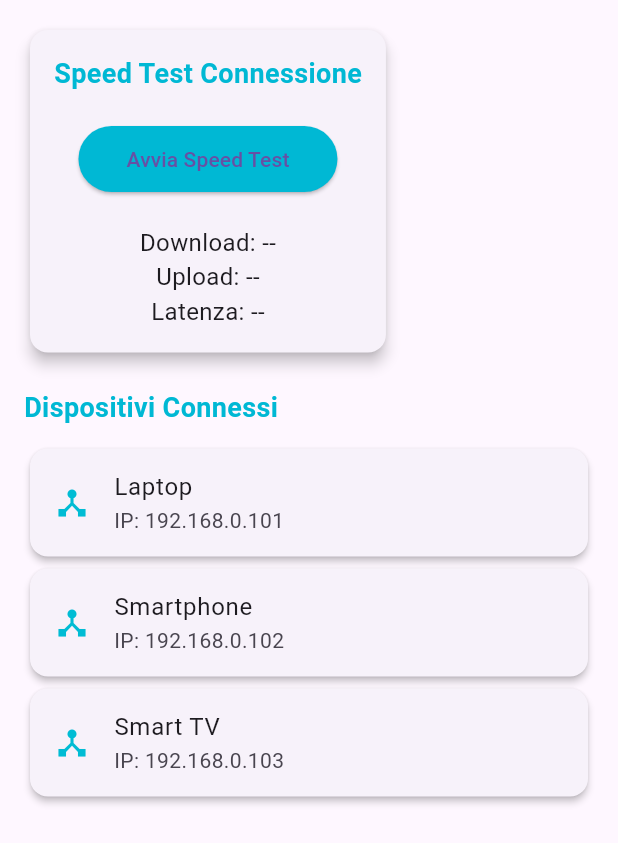
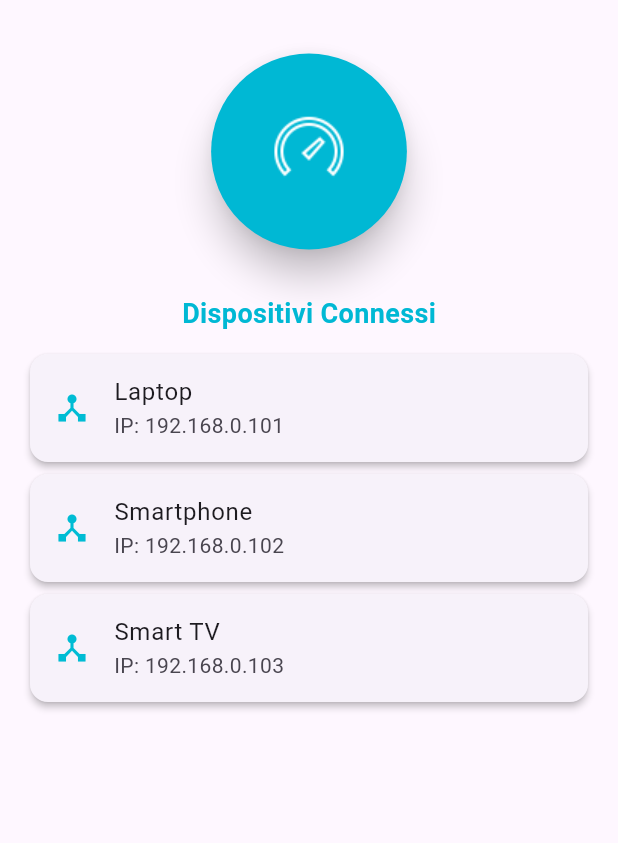
Before and after one commit to DefNet-Enterprise-Mobile-Application/EMAD2024-25-_DefNet-Front-End, a Flutter app: the DashboardScreen screen opened directly, on a phone screen of 412 x 824 dp. Shown: the top 843 px of the screen. Run offline on Flutter 3.47's test engine with Material 3 defaults, Android fonts, the phone set to English and light mode, and no system bars; our stand-ins replace curved_navigation_bar, flutter_dotenv, flutter_secure_storage, flutter_svg, font_awesome_flutter, get_it and 2 more; accounts and stored records are empty.

Commit message:
visualizzazione corretta dello speed test

```diff
--- /dev/null
+++ b/devtools_options.yaml
@@ -0,0 +1,3 @@
+description: This file stores settings for Dart & Flutter DevTools.
+documentation: https://docs.flutter.dev/tools/devtools/extensions#configure-extension-enablement-states
+extensions:
--- a/lib/screens/Home/dash_board.dart
+++ b/lib/screens/Home/dash_board.dart
@@ -1,6 +1,6 @@
 import 'dart:async';
+import 'package:defnet_front_end/screens/Home/speed_test_component.dart';
 import 'package:flutter/material.dart';
-import '../../shared/components/shape_lines/ellipse_custom.dart';
 
 class DashboardScreen extends StatefulWidget {
   const DashboardScreen({super.key});
@@ -9,12 +9,11 @@ class DashboardScreen extends StatefulWidget {
   State<DashboardScreen> createState() => _DashboardScreenState();
 }
 
-class _DashboardScreenState extends State<DashboardScreen> {
-  // Variabili per lo stato dello speed test
-  bool _isTesting = false;
-  String _downloadSpeed = "--";
-  String _uploadSpeed = "--";
-  String _latency = "--";
+class _DashboardScreenState extends State<DashboardScreen>
+    with SingleTickerProviderStateMixin {
+  // Controller per l'animazione del pulsante
+  late final AnimationController _animationController;
+  late final Animation<double> _pulseAnimation;
 
   // Lista di dispositivi connessi
   final List<Map<String, String>> _connectedDevices = [
@@ -23,91 +22,86 @@ class _DashboardScreenState extends State<DashboardScreen> {
     {"name": "Smart TV", "ip": "192.168.0.103"},
   ];
 
-  // Simula lo speed test
-  Future<void> _startSpeedTest() async {
-    setState(() {
-      _isTesting = true;
-      _downloadSpeed = "--";
-      _uploadSpeed = "--";
-      _latency = "--";
-    });
+  @override
+  void initState() {
+    super.initState();
 
-    await Future.delayed(const Duration(seconds: 2)); // Simula il tempo del test
+    // Inizializza l'animazione pulsante
+    _animationController = AnimationController(
+      vsync: this,
+      duration: const Duration(seconds: 1),
+    )..repeat(reverse: true);
 
-    setState(() {
-      _isTesting = false;
-      _downloadSpeed = "85 Mbps"; // Valore simulato
-      _uploadSpeed = "30 Mbps";  // Valore simulato
-      _latency = "12 ms";       // Valore simulato
-    });
+    // Inizializza l'animazione pulse
+    _pulseAnimation = Tween<double>(begin: 1.0, end: 1.2).animate(
+      CurvedAnimation(
+        parent: _animationController,
+        curve: Curves.easeInOut,
+      ),
+    );
+  }
+
+  @override
+  void dispose() {
+    _animationController.dispose();
+    super.dispose();
   }
 
   @override
   Widget build(BuildContext context) {
     return Scaffold(
-      body: SingleChildScrollView(
-        padding: const EdgeInsets.all(16.0),
-        child: Column(
-          crossAxisAlignment: CrossAxisAlignment.start,
+      body: Stack(
         children: [
-            // Sezione dello Speed Test
-            Card(
-              elevation: 4,
-              shape: RoundedRectangleBorder(
-                borderRadius: BorderRadius.circular(12),
+          // Sfondo trasparente
+          Container(
+            color: Colors.transparent,
           ),
+
+          // Contenuto principale
+          SingleChildScrollView(
             child: Padding(
               padding: const EdgeInsets.all(16.0),
               child: Column(
+                crossAxisAlignment: CrossAxisAlignment.center,
                 children: [
-                    Text(
-                      "Speed Test Connessione",
-                      style: TextStyle(
-                        fontSize: 18,
-                        fontWeight: FontWeight.bold,
-                        color: Colors.cyanAccent.shade700,
+                  const SizedBox(height: 20),
+                  // Pulsante animato con immagine
+                  Center(
+                    child: ScaleTransition(
+                      scale: _pulseAnimation,
+                      child: ElevatedButton(
+                        onPressed: () {
+                          Navigator.push(
+                            context,
+                            MaterialPageRoute(
+                              builder: (context) => const SpeedTestWidget(),
                             ),
-                    ),
-                    const SizedBox(height: 20),
-                    ElevatedButton(
-                      onPressed: _isTesting ? null : _startSpeedTest,
+                          );
+                        },
                         style: ElevatedButton.styleFrom(
                           backgroundColor: Colors.cyanAccent.shade700,
-                        padding: const EdgeInsets.symmetric(
-                          horizontal: 32,
-                          vertical: 12,
+                          shape: const CircleBorder(),
+                          padding: const EdgeInsets.all(40),
+                          elevation: 10,
                         ),
-                        shape: RoundedRectangleBorder(
-                          borderRadius: BorderRadius.circular(24),
-                        ),
-                      ),
-                      child: _isTesting
-                          ? const CircularProgressIndicator(color: Colors.white)
-                          : const Text("Avvia Speed Test"),
-                    ),
-                    const SizedBox(height: 20),
-                    _isTesting
-                        ? const Text(
-                      "Esecuzione in corso...",
-                      style: TextStyle(fontSize: 16),
-                    )
-                        : Column(
+                        child: Column(
+                          mainAxisSize: MainAxisSize.min,
                           children: [
-                        Text("Download: $_downloadSpeed",
-                            style: const TextStyle(fontSize: 16)),
-                        Text("Upload: $_uploadSpeed",
-                            style: const TextStyle(fontSize: 16)),
-                        Text("Latenza: $_latency",
-                            style: const TextStyle(fontSize: 16)),
-                      ],
+                            // Logo personalizzato al posto dell'icona
+                            Image.asset(
+                              "lib/assets/button_image/speedtest.png", // Percorso del logo
+                              width: 50, // Dimensione del logo
+                              height: 50, // Dimensione del logo
                             ),
                           ],
                         ),
                       ),
                     ),
-            const SizedBox(height: 20),
+                  ),
 
-            // Sezione dei Dispositivi Connessi
+                  const SizedBox(height: 30),
+
+                  // Titolo dei dispositivi connessi
                   Text(
                     "Dispositivi Connessi",
                     style: TextStyle(
@@ -116,7 +110,10 @@ class _DashboardScreenState extends State<DashboardScreen> {
                       color: Colors.cyanAccent.shade700,
                     ),
                   ),
+
                   const SizedBox(height: 10),
+
+                  // Lista dei dispositivi connessi
                   ListView.builder(
                     shrinkWrap: true,
                     physics: const NeverScrollableScrollPhysics(),
@@ -139,6 +136,9 @@ class _DashboardScreenState extends State<DashboardScreen> {
                 ],
               ),
             ),
+          ),
+        ],
+      ),
     );
   }
 }
--- a/pubspec.yaml
+++ b/pubspec.yaml
@@ -84,6 +84,7 @@ flutter:
     - lib/assets/button_image/dashboard.png
     - lib/assets/button_image/wifi.png
     - lib/assets/button_image/profile.png
+    - lib/assets/button_image/speedtest.png
     - lib/assets/icons/notification.png
     - lib/assets/icons/logout.png
     - lib/assets/icons/home.png
```
Also changed, not shown: lib/screens/Home/home_screen.dart (+2 -85 lines), lib/assets/button_image/speedtest.png (added), lib/assets/icons/speedtest.png (added), 1 other file. Lines whose indentation alone changed are shown as unchanged.
